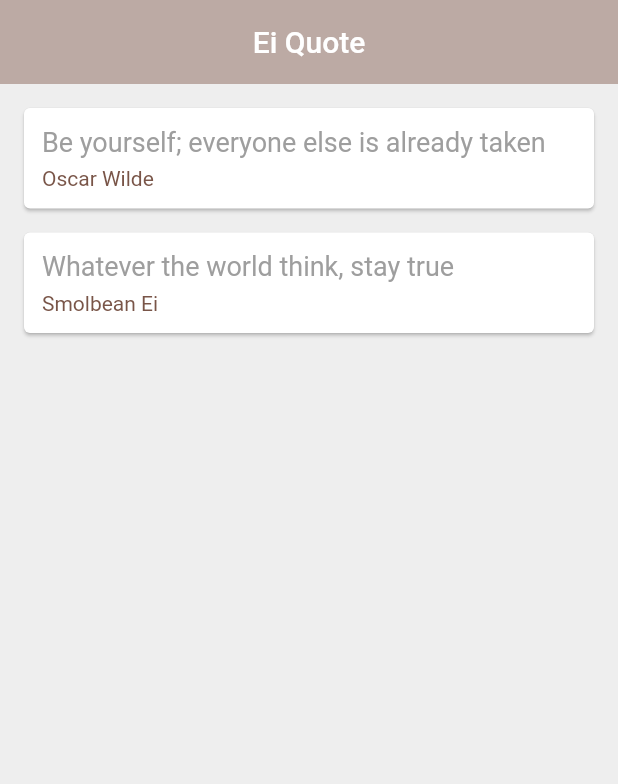
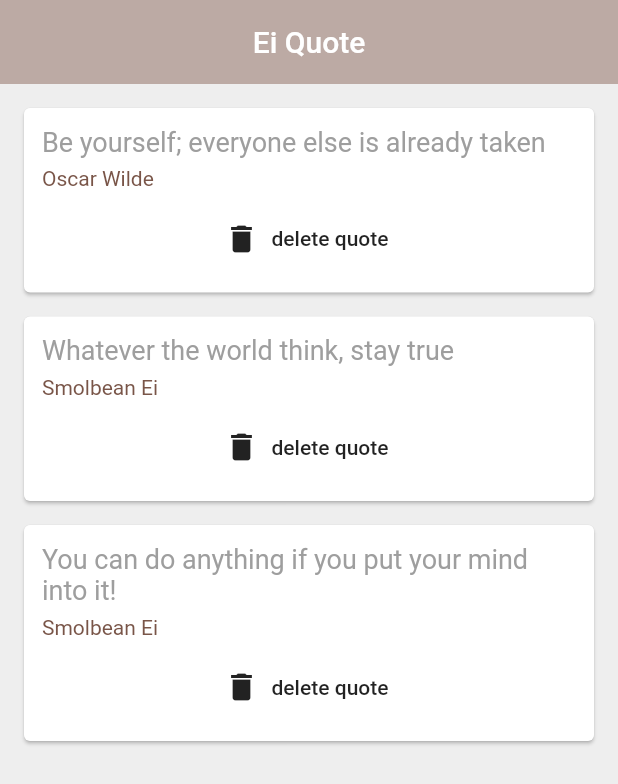
Before and after one commit to ilenvin/flutter-learn, a Flutter app: the screen it shows after launch, on a phone screen of 412 x 824 dp. Shown: the top 784 px of the screen. Run offline on Flutter 3.47's test engine with Material 2 defaults, Android fonts, the phone set to English and light mode, and no system bars.

Commit message:
function as  parameter

```diff
--- a/lib/main.dart
+++ b/lib/main.dart
@@ -23,14 +23,10 @@ class _QuoteListState extends State<QuoteList> {
         text: 'Be yourself; everyone else is already taken',
         author: 'Oscar Wilde'),
     Quote(text: 'Whatever the world think, stay true', author: 'Smolbean Ei'),
-    // 'Be yourself; everyone else is already taken',
-    // 'I have nothing to declare except my sarrow',
-    // 'The truth is rarely pure and never simple',
+    Quote(
+        text: 'You can do anything if you put your mind into it!',
+        author: 'Smolbean Ei'),
   ];
-
-  // Widget quoteTemplate(quote) {
-  //   return const QuoteCard();
-  // }
 
   @override
   Widget build(BuildContext context) {
@@ -47,8 +43,12 @@ class _QuoteListState extends State<QuoteList> {
       body: Column(
         children: quotes
             .map((quote) => QuoteCard(
-                  quote: quote,
-                ))
+                quote: quote,
+                delete: () {
+                  setState(() {
+                    quotes.remove(quote);
+                  });
+                }))
             .toList(),
       ),
     );
--- a/lib/quote_card.dart
+++ b/lib/quote_card.dart
@@ -1,11 +1,15 @@
+// ignore_for_file: deprecated_member_use
+
 import 'package:flutter/material.dart';
 import 'quote.dart';
 
 class QuoteCard extends StatelessWidget {
   final Quote quote;
+  final Function delete;
   const QuoteCard({
     Key? key,
     required this.quote,
+    required this.delete,
   }) : super(key: key);
 
   @override
@@ -27,6 +31,12 @@ class QuoteCard extends StatelessWidget {
               quote.author,
               style: const TextStyle(fontSize: 14.0, color: Colors.brown),
             ),
+            const SizedBox(height: 8.0),
+            FlatButton.icon(
+              onPressed: () => delete(),
+              label: const Text('delete quote'),
+              icon: const Icon(Icons.delete),
+            ),
           ],
         ),
       ),
```
